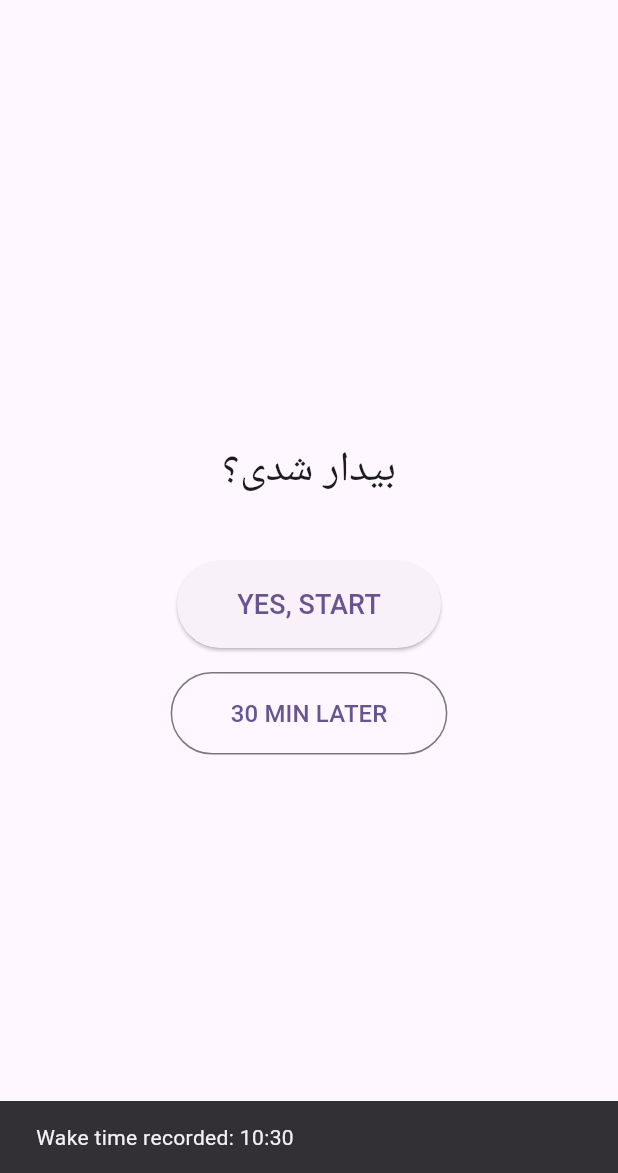
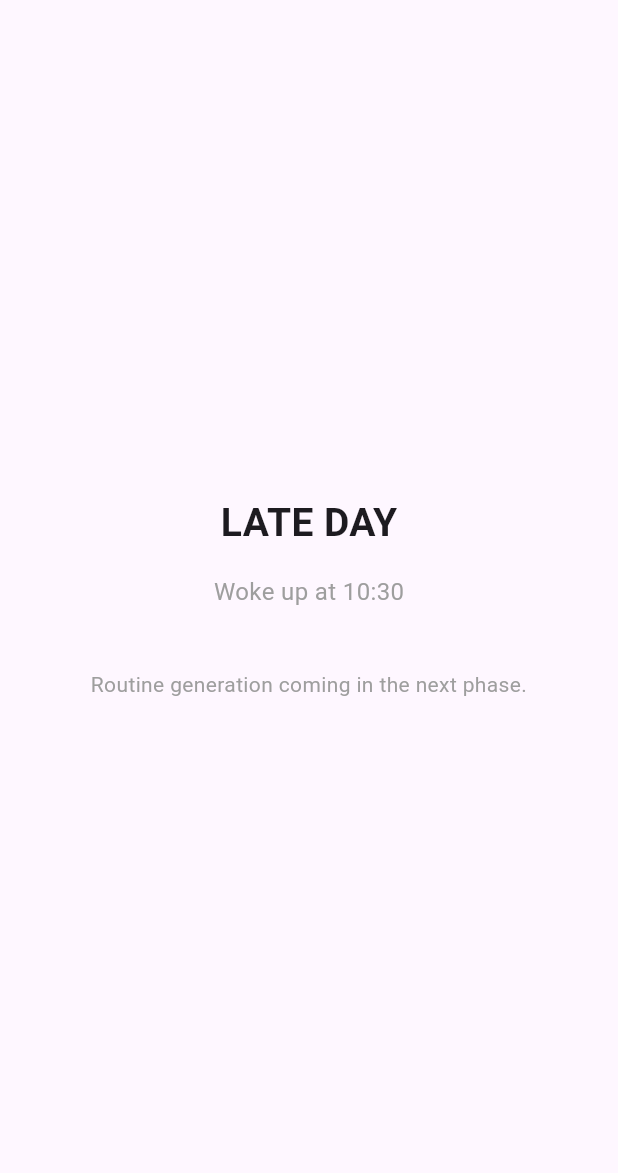
Before and after one commit to itsAmirmb/Wakeflow, a Flutter app: the WakeScreen screen opened directly, after a tap on "YES, START", on a phone screen of 412 x 824 dp, the part 63-1236 px from its top. Run offline on Flutter 3.47's test engine with Material 3 defaults, Android fonts, the phone set to English and light mode, and no system bars.

Commit message:
v0.3 (Phase 3 — Day Mode determination)

```diff
--- /dev/null
+++ b/lib/models/day_mode.dart
@@ -0,0 +1,16 @@
+enum DayMode { early, normal, late, emergency }
+
+extension DayModeLabel on DayMode {
+  String get label {
+    switch (this) {
+      case DayMode.early:
+        return 'EARLY';
+      case DayMode.normal:
+        return 'NORMAL';
+      case DayMode.late:
+        return 'LATE';
+      case DayMode.emergency:
+        return 'EMERGENCY';
+    }
+  }
+}
--- /dev/null
+++ b/lib/screens/day_mode_screen.dart
@@ -0,0 +1,45 @@
+import 'package:flutter/material.dart';
+import '../models/day_mode.dart';
+
+class DayModeScreen extends StatelessWidget {
+  final DayMode dayMode;
+  final DateTime wakeTime;
+
+  const DayModeScreen({
+    super.key,
+    required this.dayMode,
+    required this.wakeTime,
+  });
+
+  @override
+  Widget build(BuildContext context) {
+    return Scaffold(
+      appBar: AppBar(title: const Text('WakeFlow')),
+      body: Center(
+        child: Padding(
+          padding: const EdgeInsets.all(24.0),
+          child: Column(
+            mainAxisAlignment: MainAxisAlignment.center,
+            children: [
+              Text(
+                '${dayMode.label} DAY',
+                style: const TextStyle(fontSize: 26, fontWeight: FontWeight.bold),
+              ),
+              const SizedBox(height: 16),
+              Text(
+                'Woke up at ${wakeTime.hour}:${wakeTime.minute.toString().padLeft(2, '0')}',
+                style: const TextStyle(fontSize: 16, color: Colors.grey),
+              ),
+              const SizedBox(height: 40),
+              const Text(
+                'Routine generation coming in the next phase.',
+                style: TextStyle(fontSize: 14, color: Colors.grey),
+                textAlign: TextAlign.center,
+              ),
+            ],
+          ),
+        ),
+      ),
+    );
+  }
+}
--- a/lib/screens/wake_screen.dart
+++ b/lib/screens/wake_screen.dart
@@ -1,20 +1,23 @@
 import 'package:flutter/material.dart';
+import '../services/day_mode_calculator.dart';
+import 'day_mode_screen.dart';
 
 class WakeScreen extends StatelessWidget {
   const WakeScreen({super.key});
 
   void _onYes(BuildContext context) {
     final wakeTime = DateTime.now();
-    // Day Mode determination comes in Phase 3.
-    // For now, just confirm the wake time was captured.
-    ScaffoldMessenger.of(context).showSnackBar(
-      SnackBar(content: Text('Wake time recorded: ${wakeTime.hour}:${wakeTime.minute.toString().padLeft(2, '0')}')),
+    final mode = DayModeCalculator.calculate(wakeTime);
+
+    Navigator.push(
+      context,
+      MaterialPageRoute(
+        builder: (context) => DayModeScreen(dayMode: mode, wakeTime: wakeTime),
+      ),
     );
   }
 
   void _onLater(BuildContext context) {
-    // Notification rescheduling comes in Phase 10.
-    // For now, just acknowledge the tap.
     ScaffoldMessenger.of(context).showSnackBar(
       const SnackBar(content: Text('Reminder set for 30 minutes later')),
     );
@@ -30,10 +33,7 @@ class WakeScreen extends StatelessWidget {
           child: Column(
             mainAxisAlignment: MainAxisAlignment.center,
             children: [
-              const Text(
-                'بیدار شدی؟',
-                style: TextStyle(fontSize: 28),
-              ),
+              const Text('بیدار شدی؟', style: TextStyle(fontSize: 28)),
               const SizedBox(height: 40),
               ElevatedButton(
                 onPressed: () => _onYes(context),
--- /dev/null
+++ b/lib/services/day_mode_calculator.dart
@@ -0,0 +1,24 @@
+import '../models/day_mode.dart';
+
+class DayModeCalculator {
+  // Hardcoded for now; will move to Settings (user-editable) later.
+  static const targetWakeHour = 8;
+  static const targetWakeMinute = 0;
+
+  static DayMode calculate(DateTime wakeTime) {
+    final target = DateTime(
+      wakeTime.year,
+      wakeTime.month,
+      wakeTime.day,
+      targetWakeHour,
+      targetWakeMinute,
+    );
+
+    final diffMinutes = wakeTime.difference(target).inMinutes;
+
+    if (diffMinutes <= -30) return DayMode.early;
+    if (diffMinutes <= 30) return DayMode.normal;
+    if (diffMinutes <= 180) return DayMode.late;
+    return DayMode.emergency;
+  }
+}
```
